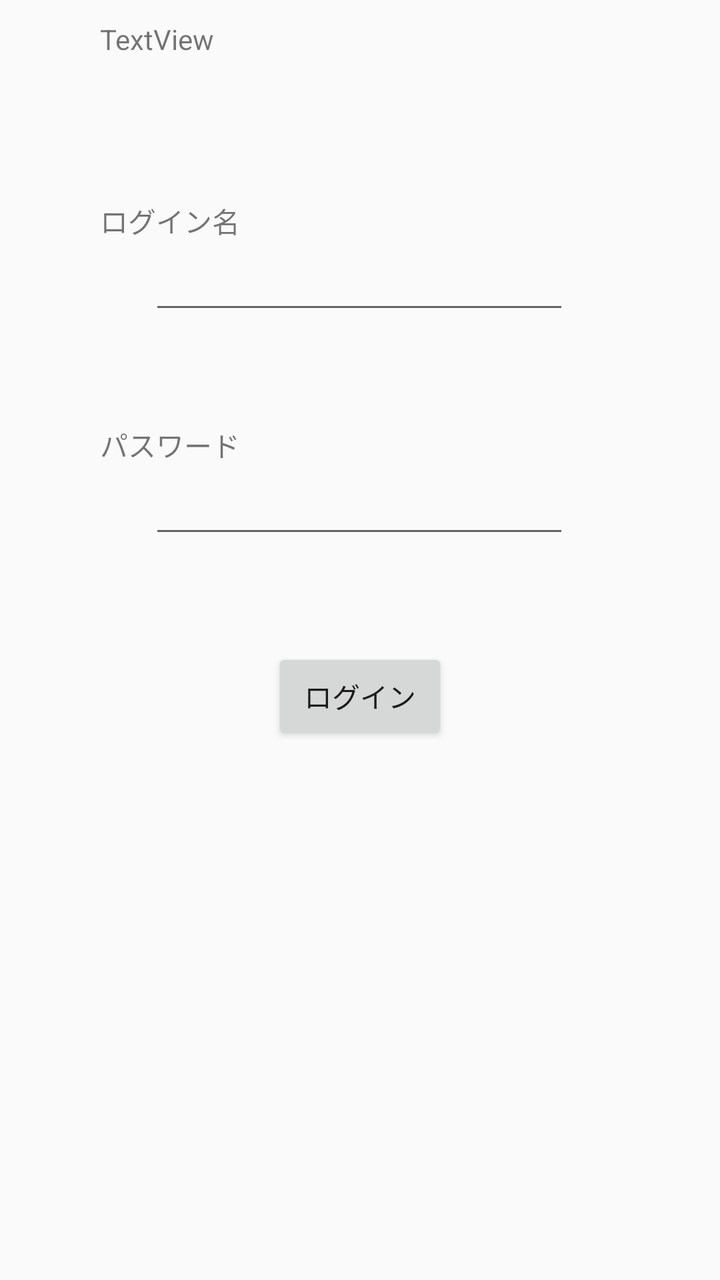
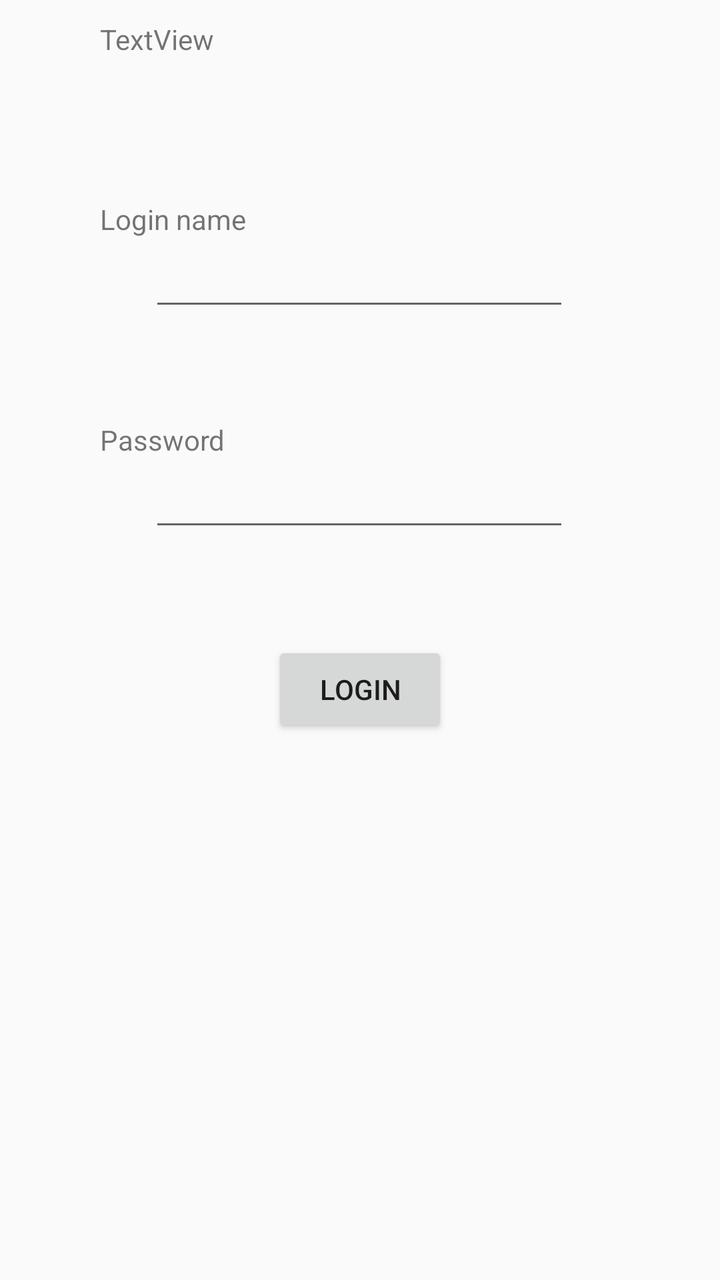

Compare the two renders of this Android layout. The source of the first and the diff that turns it into the second are given below.
<!-- AndroidManifest.xml: application theme Theme.BLESM -->
<!-- res/layout/fragment_login.xml -->
<?xml version="1.0" encoding="utf-8"?>
<androidx.constraintlayout.widget.ConstraintLayout xmlns:android="http://schemas.android.com/apk/res/android"
    xmlns:app="http://schemas.android.com/apk/res-auto"
    xmlns:tools="http://schemas.android.com/tools"
    android:layout_width="match_parent"
    android:layout_height="match_parent"
    tools:context=".LoginFragment">

    <TextView
        android:id="@+id/textView1"
        android:layout_width="wrap_content"
        android:layout_height="wrap_content"
        android:layout_marginStart="50dp"
        android:layout_marginTop="100dp"
        android:text="@string/login_name"
        app:layout_constraintStart_toStartOf="parent"
        app:layout_constraintTop_toTopOf="parent" />

    <EditText
        android:id="@+id/editAccount"
        android:layout_width="wrap_content"
        android:layout_height="wrap_content"
        android:ems="10"
        android:inputType="textPersonName"
        app:layout_constraintEnd_toEndOf="parent"
        app:layout_constraintHorizontal_bias="0.497"
        app:layout_constraintStart_toStartOf="parent"
        app:layout_constraintTop_toBottomOf="@+id/textView1" />

    <TextView
        android:id="@+id/textView2"
        android:layout_width="wrap_content"
        android:layout_height="wrap_content"
        android:layout_marginStart="50dp"
        android:layout_marginTop="50dp"
        android:text="@string/password"
        app:layout_constraintStart_toStartOf="parent"
        app:layout_constraintTop_toBottomOf="@+id/editAccount" />

    <EditText
        android:id="@+id/editPassword"
        android:layout_width="wrap_content"
        android:layout_height="wrap_content"
        android:ems="10"
        android:inputType="textPassword"
        app:layout_constraintEnd_toEndOf="parent"
        app:layout_constraintHorizontal_bias="0.497"
        app:layout_constraintStart_toStartOf="parent"
        app:layout_constraintTop_toBottomOf="@+id/textView2" />

    <Button
        android:id="@+id/button"
        android:layout_width="wrap_content"
        android:layout_height="wrap_content"
        android:layout_marginTop="50dp"
        android:text="ログイン"
        app:layout_constraintEnd_toEndOf="parent"
        app:layout_constraintStart_toStartOf="parent"
        app:layout_constraintTop_toBottomOf="@+id/editPassword" />

    <TextView
        android:id="@+id/textView3"
        android:layout_width="0dp"
        android:layout_height="0dp"
        android:layout_marginStart="50dp"
        android:layout_marginTop="10dp"
        android:layout_marginEnd="50dp"
        android:layout_marginBottom="10dp"
        android:text="TextView"
        android:textAlignment="center"
        app:layout_constraintBottom_toTopOf="@+id/textView1"
        app:layout_constraintEnd_toEndOf="parent"
        app:layout_constraintStart_toStartOf="parent"
        app:layout_constraintTop_toTopOf="parent" />
</androidx.constraintlayout.widget.ConstraintLayout>
<!-- resources referenced by this layout -->
<resources>
  <string name="login_name">ログイン名</string>
  <string name="password">パスワード</string>
  <style name="Theme.BLESM" parent="Theme.AppCompat.Light.DarkActionBar">
          
          <item name="colorPrimary">@color/purple_500</item>
          <item name="colorPrimaryDark">@color/purple_700</item>
          <item name="colorAccent">@color/teal_200</item>
          
      </style>
  <color name="purple_500">#FF6200EE</color>
  <color name="purple_700">#FF3700B3</color>
  <color name="teal_200">#FF03DAC5</color>
</resources>

<!-- the commit's change to res/layout/fragment_login.xml (unified diff, before → after) -->
@@ -53,7 +53,7 @@
         android:layout_width="wrap_content"
         android:layout_height="wrap_content"
         android:layout_marginTop="50dp"
-        android:text="ログイン"
+        android:text="@string/login"
         app:layout_constraintEnd_toEndOf="parent"
         app:layout_constraintStart_toStartOf="parent"
         app:layout_constraintTop_toBottomOf="@+id/editPassword" />
<!-- resource entries referenced after the edit -->
@@ -1,7 +1,8 @@
 <!-- resources referenced by this layout -->
 <resources>
-  <string name="login_name">ログイン名</string>
-  <string name="password">パスワード</string>
+  <string name="login">Login</string>
+  <string name="login_name">Login name</string>
+  <string name="password">Password</string>
   <style name="Theme.BLESM" parent="Theme.AppCompat.Light.DarkActionBar">
           
           <item name="colorPrimary">@color/purple_500</item>
